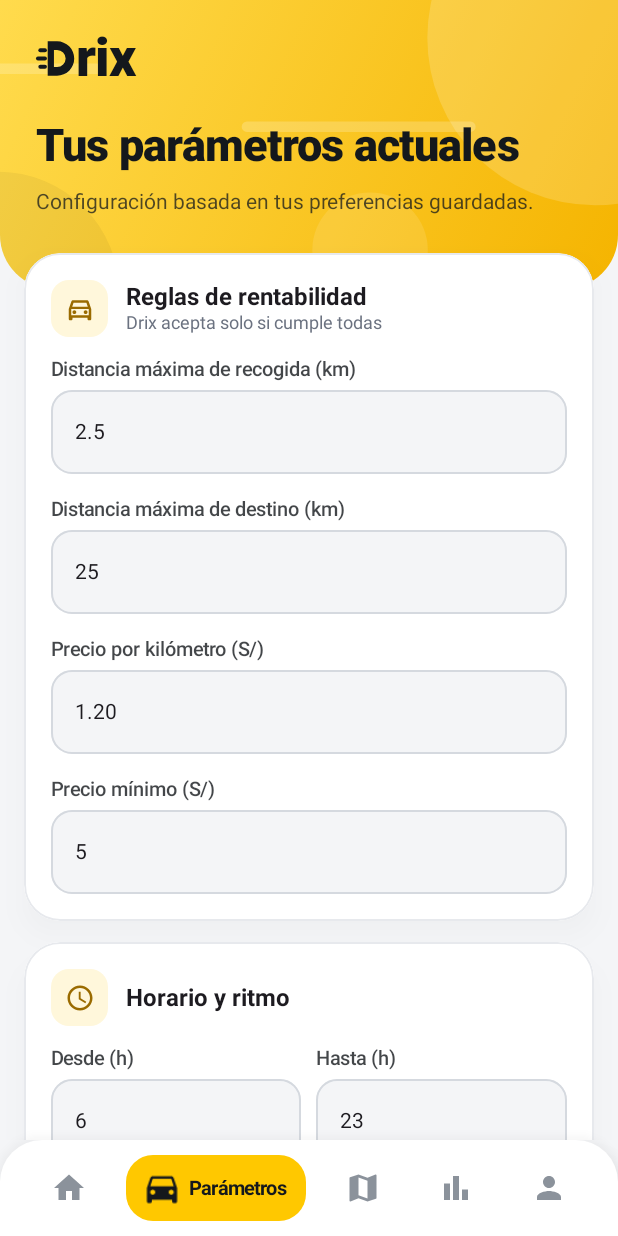
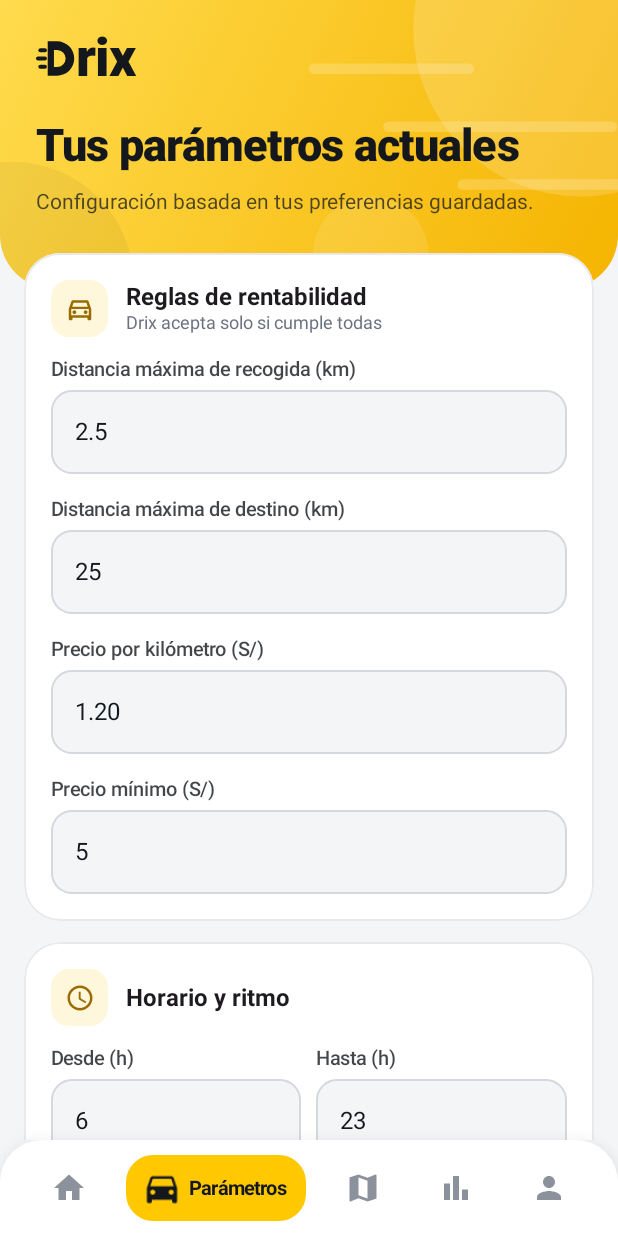
Before and after one commit to Jaltuve20/Drix, an Android app built with Jetpack Compose: the composable DrixApp shown on its own in the app's theme, after a tap on "Parámetros", on a phone screen of 412 x 824 dp. Run offline under Robolectric (Android 15) with nearby library versions, the phone set to English and light mode, and no system bars; our stand-ins replace Firebase (no records; nobody signed in at launch, a user with empty details on screens opened directly); libraries missing offline, so code that uses them is left out: org.osmdroid.config, org.osmdroid.events, org.osmdroid.tileprovider, org.osmdroid.util, org.osmdroid.views; pictures from the network do not load; 1 other tap on this screen came first.

Commit message:
Add files via upload

```diff
--- a/app/src/main/java/com/drix/app/ui/Motion.kt
+++ b/app/src/main/java/com/drix/app/ui/Motion.kt
@@ -30,6 +30,7 @@ import androidx.compose.runtime.remember
 import androidx.compose.ui.Alignment
 import androidx.compose.ui.Modifier
 import androidx.compose.ui.draw.drawBehind
+import androidx.compose.ui.draw.drawWithCache
 import androidx.compose.ui.geometry.CornerRadius
 import androidx.compose.ui.geometry.Offset
 import androidx.compose.ui.geometry.Size
@@ -57,12 +58,9 @@ val Danger = Color(0xFFDC2626)
  * la animación es corta y el escalón máximo es pequeño para que nunca haya decenas de capas animadas a la vez.
  */
 @Composable
-fun Modifier.enter(index: Int = 0, dy: Dp = 16.dp): Modifier {
+fun Modifier.enter(index: Int = 0, dy: Dp = 10.dp): Modifier {
     val a = remember { Animatable(0f) }
-    LaunchedEffect(Unit) {
-        delay(index.coerceAtMost(3) * 40L)
-        a.animateTo(1f, tween(280, easing = FastOutSlowInEasing))
-    }
+    LaunchedEffect(Unit) { a.animateTo(1f, tween(200, easing = FastOutSlowInEasing)) }
     return this.graphicsLayer {
         compositingStrategy = CompositingStrategy.ModulateAlpha
         alpha = a.value
@@ -121,28 +119,20 @@ fun rememberCountUp(target: Float, durationMs: Int = 700): State<Float> {
  * que cruzan despacio. Se dibuja sobre el fondo ya pintado.
  */
 @Composable
-fun Modifier.heroMotion(): Modifier {
-    val t = rememberInfiniteTransition(label = "hero")
-    val p = t.animateFloat(0f, 1f, infiniteRepeatable(tween(20000, easing = LinearEasing), RepeatMode.Restart), label = "p")
-    val white17 = remember { Color.White.copy(alpha = .17f) }
-    val ink05 = remember { Ink.copy(alpha = .05f) }
-    val white11 = remember { Color.White.copy(alpha = .11f) }
-    val white20 = remember { Color.White.copy(alpha = .20f) }
-    return this.drawBehind {
-        val pv = p.value
-        val w = size.width; val h = size.height
-        val a = pv * 2f * Math.PI.toFloat()
-        drawCircle(white17, h * .58f, Offset(w * .94f + cos(a) * 18f, h * .10f + sin(a) * 14f))
-        drawCircle(ink05, h * .42f, Offset(w * .02f + cos(a + 2f) * 16f, h * .98f + sin(a + 1f) * 10f))
-        drawCircle(white11, h * .20f, Offset(w * .60f + cos(a + 4f) * 22f, h * .88f + sin(a + 3f) * 8f))
-        // líneas de velocidad
-        val barH = 7.dp.toPx()
-        val corner = CornerRadius(barH)
+fun Modifier.heroMotion(): Modifier = this.drawWithCache {
+    // ESTÁTICO a propósito: antes una animación infinita redibujaba el encabezado entero 60 veces/seg en cada pantalla,
+    // lo que en teléfonos modestos dejaba sin tiempo al cambio de pestaña. Se dibuja una sola vez y queda en caché.
+    val w = size.width; val h = size.height
+    val white17 = Color.White.copy(alpha = .17f); val ink05 = Ink.copy(alpha = .05f)
+    val white11 = Color.White.copy(alpha = .11f); val white20 = Color.White.copy(alpha = .20f)
+    val barH = 7.dp.toPx(); val corner = CornerRadius(barH)
+    onDrawBehind {
+        drawCircle(white17, h * .58f, Offset(w * .94f, h * .10f))
+        drawCircle(ink05, h * .42f, Offset(w * .02f, h * .98f))
+        drawCircle(white11, h * .20f, Offset(w * .60f, h * .88f))
         for (i in 0..2) {
             val len = (110 + i * 46).dp.toPx()
-            val x = (((pv + i * 0.33f) % 1f) * (w + len * 2f)) - len
-            val y = h * (0.22f + i * 0.20f)
-            drawRoundRect(white20, Offset(x, y), Size(len, barH), corner)
+            drawRoundRect(white20, Offset(w * (.50f + i * .12f), h * (0.22f + i * 0.20f)), Size(len, barH), corner)
         }
     }
 }
--- a/app/src/main/java/com/drix/app/ui/Screens.kt
+++ b/app/src/main/java/com/drix/app/ui/Screens.kt
@@ -44,6 +44,7 @@ import androidx.compose.runtime.*
 import androidx.compose.ui.Alignment
 import androidx.compose.ui.Modifier
 import androidx.compose.ui.draw.clip
+import androidx.compose.ui.focus.onFocusChanged
 import androidx.compose.ui.draw.drawBehind
 import androidx.compose.ui.draw.shadow
 import androidx.compose.ui.geometry.Offset
@@ -102,7 +103,6 @@ fun DCard(mod: Modifier = Modifier, index: Int = 0, content: @Composable ColumnS
     val shape = RoundedCornerShape(24.dp)
     Column(
         mod.fillMaxWidth().enter(index)
-            .shadow(10.dp, shape, ambientColor = Ink.copy(alpha = .06f), spotColor = Ink.copy(alpha = .14f))
             .clip(shape).background(Color.White).border(1.dp, Hairline, shape).padding(18.dp),
         content = content
     )
@@ -169,7 +169,6 @@ fun PillButton(
     val shape = RoundedCornerShape(16.dp)
     Row(
         mod.height(54.dp).pressScale(src)
-            .shadow(if (color == Yellow) 8.dp else 0.dp, shape, ambientColor = Yellow.copy(alpha = .5f), spotColor = YellowDeep.copy(alpha = .6f))
             .clip(shape)
             .background(Brush.verticalGradient(listOf(lerp(bg, Color.White, .14f), bg)))
             .clickable(interactionSource = src, indication = LocalIndication.current, enabled = !loading, role = Role.Button) {
@@ -191,17 +190,28 @@ fun PillButton(
     }
 }
 
+/** Campo de texto LIGERO (BasicTextField). OutlinedTextField de Material3 es muy pesado de componer y Parámetros tiene 8. */
 @Composable
 fun LabeledField(label: String, value: String, mod: Modifier = Modifier.fillMaxWidth(), decimal: Boolean = true, keyboard: KeyboardType? = null, onChange: (String) -> Unit) {
+    var focused by remember { mutableStateOf(false) }
+    val shape = RoundedCornerShape(14.dp)
     Column(mod) {
         Text(label, fontSize = 13.sp, fontWeight = FontWeight.SemiBold, color = Ink.copy(alpha = .8f), modifier = Modifier.padding(bottom = 6.dp))
-        OutlinedTextField(
-            value, onChange, singleLine = true, shape = RoundedCornerShape(14.dp), modifier = Modifier.fillMaxWidth(),
+        androidx.compose.foundation.text.BasicTextField(
+            value = value, onValueChange = onChange, singleLine = true,
+            textStyle = androidx.compose.ui.text.TextStyle(color = Ink, fontSize = 16.sp),
+            cursorBrush = androidx.compose.ui.graphics.SolidColor(Ink),
             keyboardOptions = KeyboardOptions(keyboardType = keyboard ?: if (decimal) KeyboardType.Decimal else KeyboardType.Number),
-            colors = OutlinedTextFieldDefaults.colors(
-                unfocusedBorderColor = Line, focusedBorderColor = YellowDeep, cursorColor = Ink,
-                unfocusedContainerColor = Fog, focusedContainerColor = Color.White
-            )
+            modifier = Modifier.fillMaxWidth().onFocusChanged { focused = it.isFocused },
+            decorationBox = { inner ->
+                Box(
+                    Modifier.fillMaxWidth().height(56.dp)
+                        .background(if (focused) Color.White else Fog, shape)
+                        .border(if (focused) 2.dp else 1.dp, if (focused) YellowDeep else Line, shape)
+                        .padding(horizontal = 16.dp),
+                    Alignment.CenterStart
+                ) { inner() }
+            }
         )
     }
 }
@@ -258,7 +268,6 @@ private fun StatusCard(enabled: Boolean, onToggle: (Boolean) -> Unit) {
     val dot by animateColorAsState(if (enabled) Go else Color(0xFFEF4444), tween(400), label = "dot")
     Row(
         Modifier.fillMaxWidth().enter(0)
-            .shadow(14.dp, shape, ambientColor = Ink.copy(alpha = .15f), spotColor = Ink.copy(alpha = .3f))
             .clip(shape)
             .background(Brush.linearGradient(listOf(Charcoal, Ink)))
             .drawBehind {
@@ -837,7 +846,6 @@ fun ExtrasScreen() {
     }) {
         Column(
             Modifier.fillMaxWidth().enter(0)
-                .shadow(14.dp, shape, ambientColor = Ink.copy(alpha = .15f), spotColor = Ink.copy(alpha = .3f))
                 .clip(shape).background(Brush.linearGradient(listOf(Charcoal, Ink))).padding(22.dp)
         ) {
             Row(verticalAlignment = Alignment.CenterVertically) {
```
